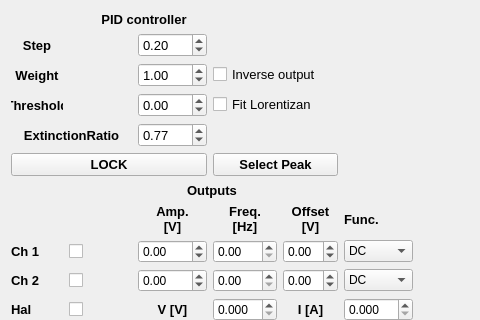
First picture: the form in widgets/scopeWidget/eom_lock/eomLockCustomControl.ui, repository BarakDayanLab/GUI-Experiment, before the edit; both pictures show x 0 to 480 and y 0 to 320 of the 757 by 583 pixel window.
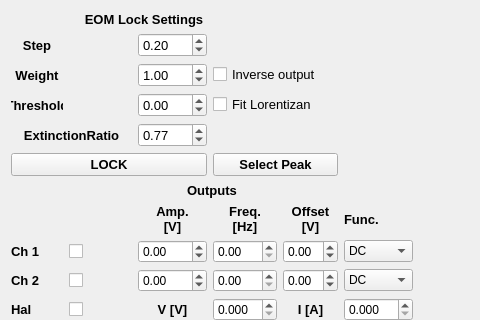
Second picture: the form after the edit.

Commit message: UI Fixes. 1) Fix bug on autoscale with only 1 channel on 2) Add threshold parameter 3) Print extinction_ratio to UI 4) Bind Trigger controls on change 4) Add verbosity on settings changes

```diff
--- a/widgets/scopeWidget/eom_lock/eomLockCustomControl.ui
+++ b/widgets/scopeWidget/eom_lock/eomLockCustomControl.ui
@@ -514,7 +514,7 @@
        </font>
       </property>
       <property name="text">
-       <string>PID controller</string>
+       <string>EOM Lock Settings</string>
       </property>
       <property name="alignment">
        <set>Qt::AlignCenter</set>
```
The commit also changes 6 other files.
